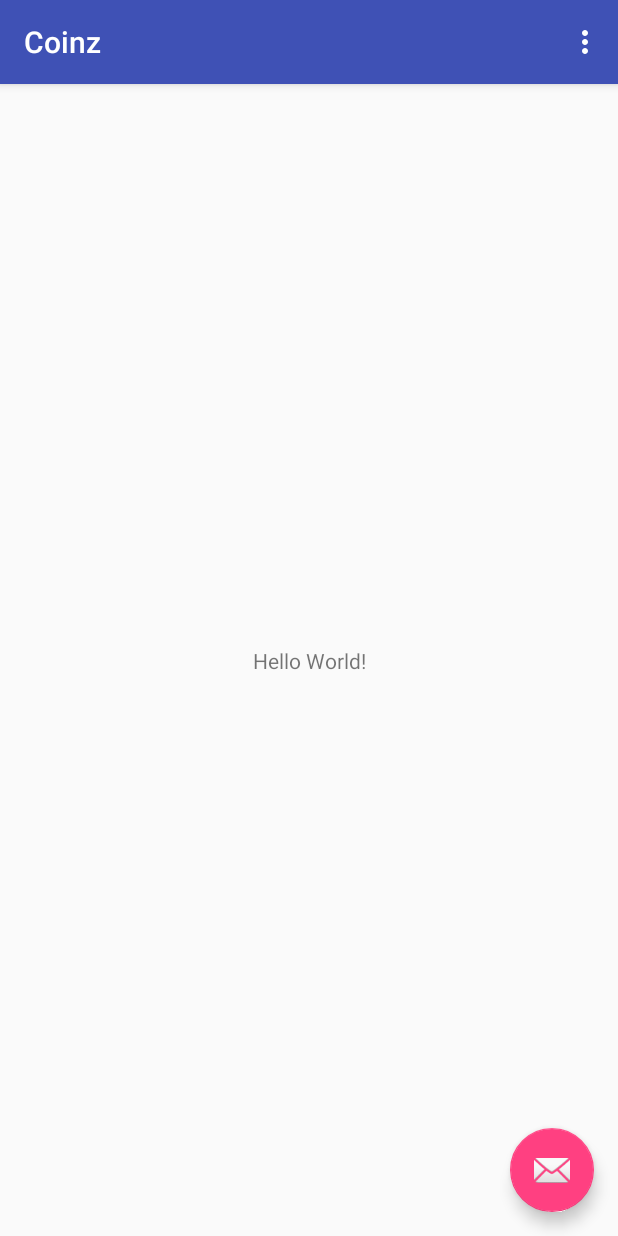
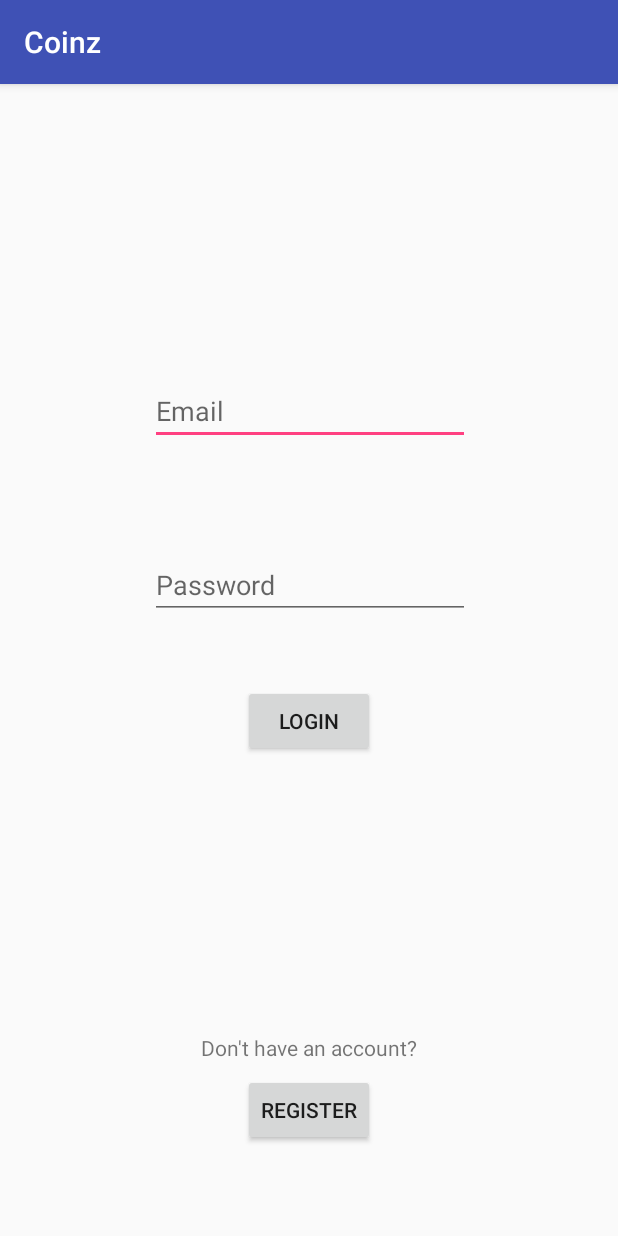
Before and after one commit to Narrik/Coinz, an Android app: the screen it shows after launch (MainActivity before the commit, LoginActivity after it), on a phone screen of 412 x 824 dp. Run offline under Robolectric (Android 15) with nearby library versions, the phone set to English and light mode, and no system bars; our stand-ins replace Firebase (no records; nobody signed in at launch, a user with empty details on screens opened directly).

Commit message:
Added Firebase logging in and starting to add chat functionality

```diff
--- a/app/src/main/AndroidManifest.xml
+++ b/app/src/main/AndroidManifest.xml
@@ -8,7 +8,6 @@
 
     <!-- Mapbox -->
     <uses-permission android:name="android.permission.ACCESS_FINE_LOCATION" />
-
 
     <application
         android:allowBackup="true"
@@ -27,7 +26,9 @@
                 <category android:name="android.intent.category.LAUNCHER" />
             </intent-filter>
         </activity>
-        <activity android:name=".MapboxActivity"></activity>
+        <activity android:name=".MapboxActivity" />
+        <activity android:name=".LoginActivity" />
+        <activity android:name=".ChatActivity"></activity>
     </application>
 
 </manifest>
--- a/app/src/main/java/four_k/coinz/DownloadFileTask.java
+++ b/app/src/main/java/four_k/coinz/DownloadFileTask.java
@@ -2,7 +2,6 @@ package four_k.coinz;
 
 import android.os.AsyncTask;
 import android.support.annotation.NonNull;
-
 
 import java.io.ByteArrayOutputStream;
 import java.io.IOException;
--- a/app/src/main/java/four_k/coinz/MainActivity.java
+++ b/app/src/main/java/four_k/coinz/MainActivity.java
@@ -3,28 +3,46 @@ package four_k.coinz;
 import android.content.Intent;
 import android.os.Bundle;
 import android.support.design.widget.FloatingActionButton;
-import android.support.design.widget.Snackbar;
 import android.support.v7.app.AppCompatActivity;
 import android.support.v7.widget.Toolbar;
 import android.view.View;
 import android.view.Menu;
 import android.view.MenuItem;
+import android.widget.Button;
+import android.widget.EditText;
+import android.widget.TextView;
+
+import com.google.firebase.auth.FirebaseAuth;
+import com.google.firebase.auth.FirebaseUser;
 
 public class MainActivity extends AppCompatActivity {
+
 
     @Override
     protected void onCreate(Bundle savedInstanceState) {
         super.onCreate(savedInstanceState);
         setContentView(R.layout.activity_main);
-        Toolbar toolbar = (Toolbar) findViewById(R.id.toolbar);
+        Toolbar toolbar = findViewById(R.id.toolbar);
         setSupportActionBar(toolbar);
-
+        Intent loginIntent = new Intent(MainActivity.this, LoginActivity.class);
+        startActivity(loginIntent);
+        // Button for turning on Map
         FloatingActionButton fab = findViewById(R.id.fab);
         fab.setOnClickListener((View view) -> {
-            Intent myIntent = new Intent(MainActivity.this, MapboxActivity.class);
-            startActivity(myIntent);
+            Intent mapIntent = new Intent(MainActivity.this, MapboxActivity.class);
+            startActivity(mapIntent);
         });
+        // Button for turning on chat
+        Button chatButton = findViewById(R.id.chatButton);
+        chatButton.setOnClickListener((View view) -> {
+            Intent chatIntent = new Intent(MainActivity.this, ChatActivity.class);
+            startActivity(chatIntent);
+        });
+
+
+
     }
+
 
     @Override
     public boolean onCreateOptionsMenu(Menu menu) {
--- /dev/null
+++ b/app/src/main/res/layout/activity_login.xml
@@ -0,0 +1,86 @@
+<?xml version="1.0" encoding="utf-8"?>
+<android.support.constraint.ConstraintLayout xmlns:android="http://schemas.android.com/apk/res/android"
+    xmlns:app="http://schemas.android.com/apk/res-auto"
+    xmlns:tools="http://schemas.android.com/tools"
+    android:layout_width="match_parent"
+    android:layout_height="match_parent"
+    tools:context=".LoginActivity">
+
+    <EditText
+        android:id="@+id/emailField"
+        android:layout_width="wrap_content"
+        android:layout_height="wrap_content"
+        android:layout_marginBottom="8dp"
+        android:layout_marginEnd="8dp"
+        android:layout_marginStart="8dp"
+        android:layout_marginTop="8dp"
+        android:ems="10"
+        android:hint="@string/hint_email"
+        android:inputType="textEmailAddress"
+        app:layout_constraintBottom_toBottomOf="parent"
+        app:layout_constraintEnd_toEndOf="parent"
+        app:layout_constraintHorizontal_bias="0.503"
+        app:layout_constraintStart_toStartOf="parent"
+        app:layout_constraintTop_toTopOf="parent"
+        app:layout_constraintVertical_bias="0.265" />
+
+    <EditText
+        android:id="@+id/passwordField"
+        android:layout_width="wrap_content"
+        android:layout_height="wrap_content"
+        android:layout_marginBottom="8dp"
+        android:layout_marginEnd="8dp"
+        android:layout_marginStart="8dp"
+        android:layout_marginTop="8dp"
+        android:ems="10"
+        android:hint="@string/hint_password"
+        android:inputType="textPassword"
+        app:layout_constraintBottom_toBottomOf="parent"
+        app:layout_constraintEnd_toEndOf="parent"
+        app:layout_constraintHorizontal_bias="0.503"
+        app:layout_constraintStart_toStartOf="parent"
+        app:layout_constraintTop_toBottomOf="@+id/emailField"
+        app:layout_constraintVertical_bias="0.134" />
+
+    <Button
+        android:id="@+id/loginButton"
+        android:layout_width="wrap_content"
+        android:layout_height="wrap_content"
+        android:layout_marginBottom="8dp"
+        android:layout_marginEnd="8dp"
+        android:layout_marginStart="8dp"
+        android:layout_marginTop="8dp"
+        android:text="@string/hint_login"
+        app:layout_constraintBottom_toBottomOf="parent"
+        app:layout_constraintEnd_toEndOf="parent"
+        app:layout_constraintStart_toStartOf="parent"
+        app:layout_constraintTop_toBottomOf="@+id/passwordField"
+        app:layout_constraintVertical_bias="0.103" />
+
+    <Button
+        android:id="@+id/registerButton"
+        android:layout_width="wrap_content"
+        android:layout_height="wrap_content"
+        android:layout_marginBottom="60dp"
+        android:layout_marginEnd="8dp"
+        android:layout_marginStart="8dp"
+        android:text="@string/hint_register"
+        app:layout_constraintBottom_toBottomOf="parent"
+        app:layout_constraintEnd_toEndOf="parent"
+        app:layout_constraintStart_toStartOf="parent" />
+
+    <TextView
+        android:id="@+id/textView2"
+        android:layout_width="wrap_content"
+        android:layout_height="wrap_content"
+        android:layout_marginBottom="8dp"
+        android:layout_marginEnd="8dp"
+        android:layout_marginStart="8dp"
+        android:layout_marginTop="8dp"
+        android:text="@string/hint_account"
+        app:layout_constraintBottom_toTopOf="@+id/registerButton"
+        app:layout_constraintEnd_toEndOf="parent"
+        app:layout_constraintStart_toStartOf="parent"
+        app:layout_constraintTop_toBottomOf="@+id/loginButton"
+        app:layout_constraintVertical_bias="1.0" />
+</android.support.constraint.ConstraintLayout>
--- a/app/src/main/res/values/colors.xml
+++ b/app/src/main/res/values/colors.xml
@@ -1,6 +1,6 @@
 <?xml version="1.0" encoding="utf-8"?>
 <resources>
-    <color name="colorPrimary">#3F51B5</color>
+    <color name="colorPrimary">#3f51b5</color>
     <color name="colorPrimaryDark">#303F9F</color>
     <color name="colorAccent">#FF4081</color>
 </resources>
--- a/app/src/main/res/values/strings.xml
+++ b/app/src/main/res/values/strings.xml
@@ -4,4 +4,10 @@
     <string name="action_settings">Settings</string>
     <!--Mapbox-->
     <string name="access_token">pk.eyJ1IjoibmFycmlrIiwiYSI6ImNqcDBkNHVrcjA0eTIza210c2twYzhnbGYifQ.qzC3CULlVh-FLMvIsOqOdQ</string>
+    <!--Firebase-->
+    <string name="hint_email">Email</string>
+    <string name="hint_password">Password</string>
+    <string name="hint_login">Login</string>
+    <string name="hint_account">Don\'t have an account?</string>
+    <string name="hint_register">Register</string>
 </resources>
--- a/build.gradle
+++ b/build.gradle
@@ -15,6 +15,7 @@ buildscript {
 
         // NOTE: Do not place your application dependencies here; they belong
         // in the individual module build.gradle files
+        classpath 'com.google.gms:google-services:3.2.0'
     }
 }
 
```
Also changed, not shown: app/build.gradle (+9 -0 lines), app/src/main/java/four_k/coinz/ChatActivity.java (added, +13 -0 lines), app/src/main/java/four_k/coinz/LoginActivity.java (added, +134 -0 lines), app/src/main/java/four_k/coinz/MapboxActivity.java (+18 -11 lines), app/src/main/res/layout/activity_chat.xml (added, +9 -0 lines), app/src/main/res/layout/activity_main.xml (+43 -10 lines).
